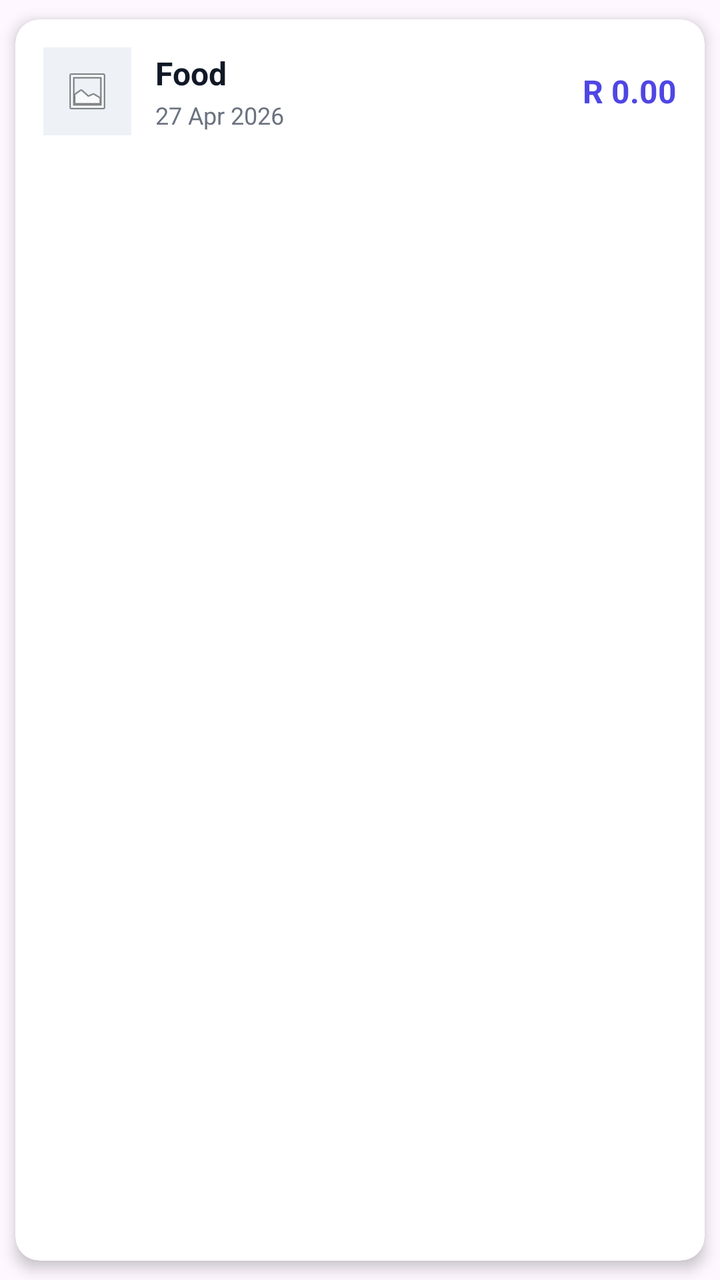
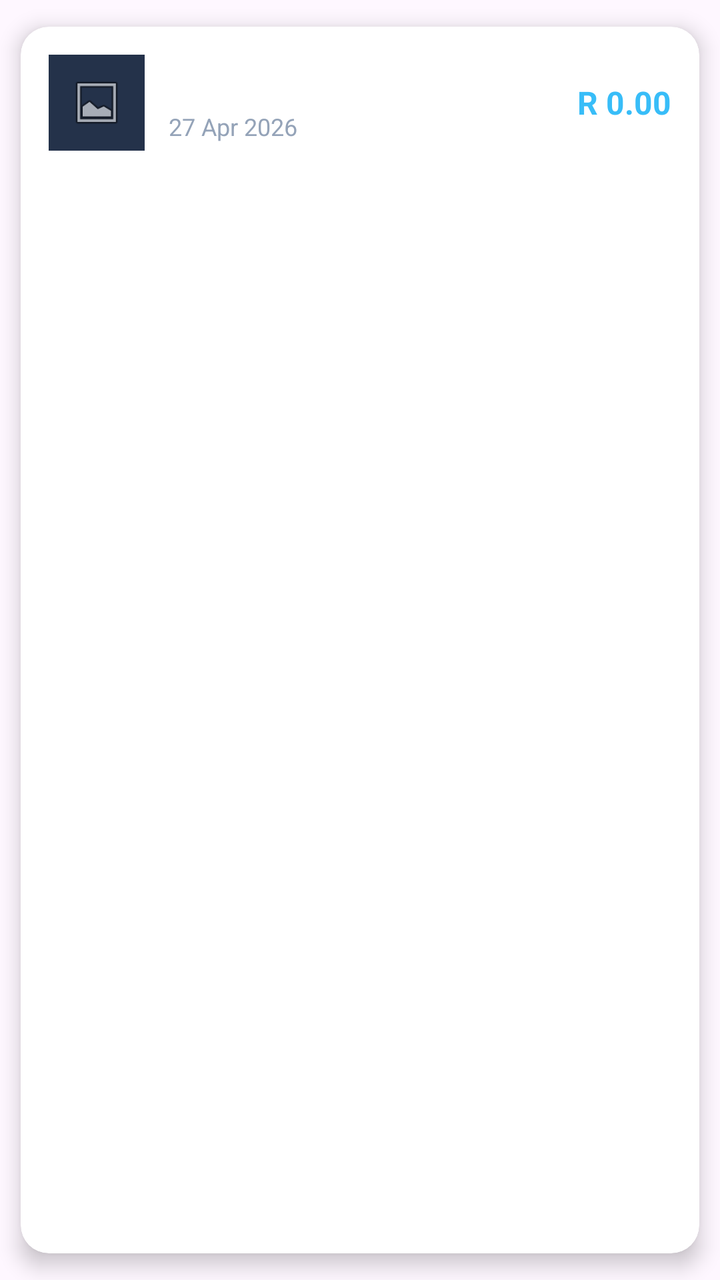

Screens rendered from an Android XML layout before and after an edit, with the pre-edit source and the edit as a unified diff.
<!-- AndroidManifest.xml: application theme Theme.BudgetX -->
<!-- res/layout/item_expense.xml -->
<?xml version="1.0" encoding="utf-8"?>
<androidx.cardview.widget.CardView xmlns:android="http://schemas.android.com/apk/res/android"
    xmlns:app="http://schemas.android.com/apk/res-auto"
    android:layout_width="match_parent"
    android:layout_height="wrap_content"
    android:layout_margin="8dp"
    app:cardCornerRadius="12dp"
    app:cardElevation="4dp"
    app:cardUseCompatPadding="true"
    android:foreground="?android:attr/selectableItemBackground">

    <LinearLayout
        android:layout_width="match_parent"
        android:layout_height="wrap_content"
        android:orientation="horizontal"
        android:padding="14dp"
        android:gravity="center_vertical">

        
        <ImageView
            android:id="@+id/ivItemPhoto"
            android:layout_width="44dp"
            android:layout_height="44dp"
            android:layout_marginEnd="12dp"
            android:scaleType="centerCrop"
            android:src="@android:drawable/ic_menu_gallery"
            android:background="#EEF2F7"
            android:padding="10dp" />

        
        <LinearLayout
            android:layout_width="0dp"
            android:layout_height="wrap_content"
            android:layout_weight="1"
            android:orientation="vertical">

            
            <TextView
                android:id="@+id/tvItemCategory"
                android:layout_width="wrap_content"
                android:layout_height="wrap_content"
                android:text="Food"
                android:textSize="16sp"
                android:textStyle="bold"
                android:textColor="#111827" />

            
            <TextView
                android:id="@+id/tvItemDate"
                android:layout_width="wrap_content"
                android:layout_height="wrap_content"
                android:text="27 Apr 2026"
                android:textSize="12sp"
                android:textColor="#6B7280"
                android:layout_marginTop="2dp" />

        </LinearLayout>

        
        <TextView
            android:id="@+id/tvItemAmount"
            android:layout_width="wrap_content"
            android:layout_height="wrap_content"
            android:text="R 0.00"
            android:textSize="16sp"
            android:textStyle="bold"
            android:textColor="#4F46E5" />

    </LinearLayout>

</androidx.cardview.widget.CardView>
<!-- resources referenced by this layout -->
<resources>
  <style name="Theme.BudgetX" parent="Base.Theme.BudgetX" />
  <style name="Base.Theme.BudgetX" parent="Theme.Material3.DayNight.NoActionBar">
          
          
      </style>
</resources>

<!-- the commit's change to res/layout/item_expense.xml (unified diff, before → after) -->
@@ -3,11 +3,12 @@
     xmlns:app="http://schemas.android.com/apk/res-auto"
     android:layout_width="match_parent"
     android:layout_height="wrap_content"
-    android:layout_margin="8dp"
-    app:cardCornerRadius="12dp"
-    app:cardElevation="4dp"
+    android:layout_margin="10dp"
+    app:cardCornerRadius="14dp"
+    app:cardElevation="6dp"
     app:cardUseCompatPadding="true"
-    android:foreground="?android:attr/selectableItemBackground">
+    android:foreground="?android:attr/selectableItemBackground"
+    android:background="#111C33">
 
     <LinearLayout
         android:layout_width="match_parent"
@@ -19,12 +20,12 @@
         
         <ImageView
             android:id="@+id/ivItemPhoto"
-            android:layout_width="44dp"
-            android:layout_height="44dp"
+            android:layout_width="48dp"
+            android:layout_height="48dp"
             android:layout_marginEnd="12dp"
             android:scaleType="centerCrop"
             android:src="@android:drawable/ic_menu_gallery"
-            android:background="#EEF2F7"
+            android:background="#24324A"
             android:padding="10dp" />
 
         
@@ -42,7 +43,7 @@
                 android:text="Food"
                 android:textSize="16sp"
                 android:textStyle="bold"
-                android:textColor="#111827" />
+                android:textColor="#FFFFFF" />
 
             
             <TextView
@@ -51,7 +52,7 @@
                 android:layout_height="wrap_content"
                 android:text="27 Apr 2026"
                 android:textSize="12sp"
-                android:textColor="#6B7280"
+                android:textColor="#94A3B8"
                 android:layout_marginTop="2dp" />
 
         </LinearLayout>
@@ -64,7 +65,7 @@
             android:text="R 0.00"
             android:textSize="16sp"
             android:textStyle="bold"
-            android:textColor="#4F46E5" />
+            android:textColor="#38BDF8" />
 
     </LinearLayout>
 
